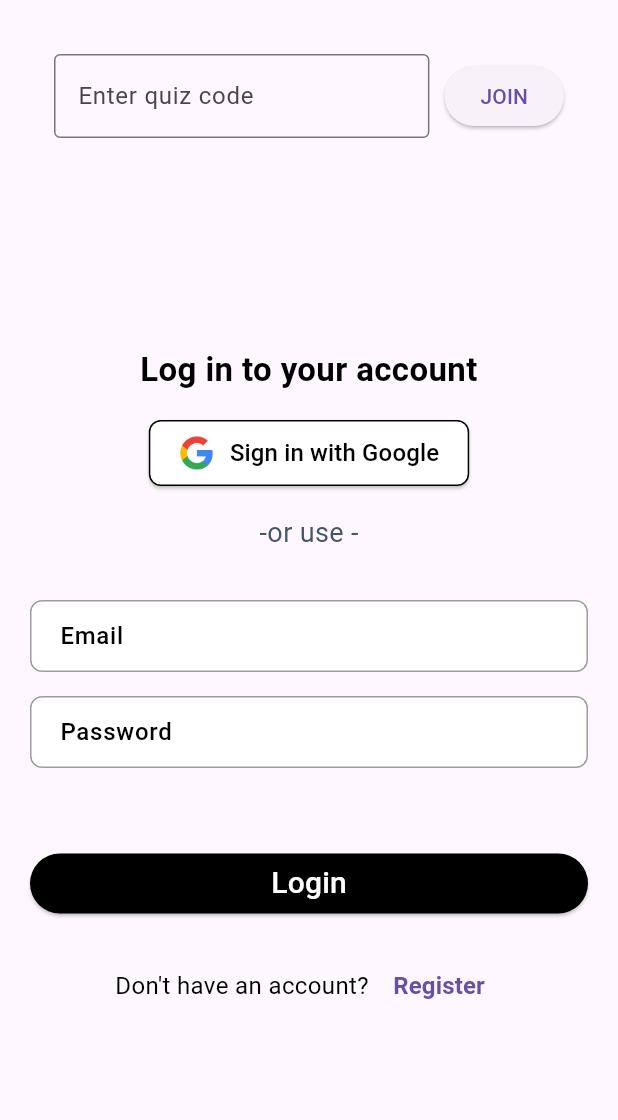
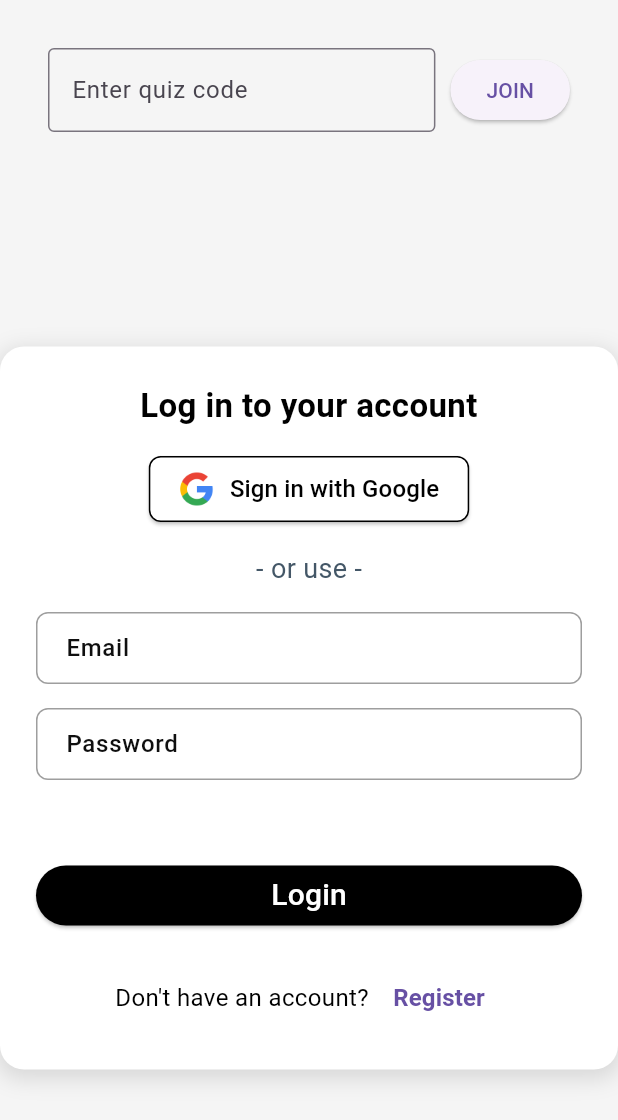
Before and after one commit to mazenhaouari40/quiz_app, a Flutter app: the screen it shows after launch, after a tap on "Get started", on a phone screen of 412 x 824 dp. Shown: the top 1120 px of the screen. Run offline on Flutter 3.47's test engine with Material 3 defaults, Android fonts, the phone set to English and light mode, and no system bars; our stand-ins replace cloud_firestore, firebase_auth, firebase_core, flutter_dotenv, fluttertoast; accounts and stored records are empty.

Commit message:
fix merge conflict

```diff
--- a/lib/login_register.dart
+++ b/lib/login_register.dart
@@ -129,7 +129,10 @@ class _LoginPageState extends State<LoginPage> {
   }) {
     return InputDecoration(
       labelText: title,
-      labelStyle: TextStyle(color: Colors.black, fontWeight: FontWeight.w500),
+      labelStyle: TextStyle(
+        color: const Color.fromARGB(255, 15, 15, 15),
+        fontWeight: FontWeight.w500,
+      ),
       border: OutlineInputBorder(borderRadius: BorderRadius.circular(8)),
       focusedBorder: OutlineInputBorder(
         borderRadius: BorderRadius.circular(8),
@@ -148,7 +151,7 @@ class _LoginPageState extends State<LoginPage> {
         borderSide: BorderSide(color: Colors.red, width: 1.5),
       ),
       filled: true,
-      fillColor: Colors.white, // Keeps the background clean
+      fillColor: Colors.white,
       contentPadding: EdgeInsets.symmetric(vertical: 12, horizontal: 16),
       suffixIcon: suffixIcon,
     );
@@ -157,17 +160,32 @@ class _LoginPageState extends State<LoginPage> {
   @override
   Widget build(BuildContext context) {
     return Scaffold(
-      body: Container(
-        padding: const EdgeInsets.all(20),
-        child: Column(
-          children: <Widget>[
-            // JoinQuizWidget at the top
-            Align(alignment: Alignment.topCenter, child: JoinQuizWidget()),
-            // Center the rest of the widgets
+      backgroundColor: const Color(0xFFF5F5F5), // Light gray background
+      body: Column(
+        crossAxisAlignment: CrossAxisAlignment.stretch,
+        children: [
+          // Sticky at the top
+          Padding(padding: const EdgeInsets.all(16.0), child: JoinQuizWidget()),
           Expanded(
             child: Center(
+              child: SingleChildScrollView(
+                child: Container(
+                  constraints: BoxConstraints(maxWidth: 600),
+                  padding: const EdgeInsets.all(24),
+                  decoration: BoxDecoration(
+                    color: Colors.white,
+                    borderRadius: BorderRadius.circular(16),
+                    boxShadow: [
+                      BoxShadow(
+                        color: Colors.black12,
+                        blurRadius: 12,
+                        spreadRadius: 2,
+                        offset: Offset(0, 4),
+                      ),
+                    ],
+                  ),
                   child: Column(
-                  mainAxisSize: MainAxisSize.min, // Ensures content is centered
+                    mainAxisSize: MainAxisSize.min,
                     crossAxisAlignment: CrossAxisAlignment.center,
                     children: <Widget>[
                       _title(),
@@ -175,31 +193,32 @@ class _LoginPageState extends State<LoginPage> {
                       GoogleSignInButton(onPressed: () {}),
                       SizedBox(height: 16),
                       Text(
-                      ' -or use - ',
+                        ' - or use - ',
                         style: TextStyle(
                           fontSize: 18,
-                        color: const Color.fromARGB(255, 68, 87, 103),
+                          color: Color.fromARGB(255, 68, 87, 103),
                         ),
                       ),
                       SizedBox(height: 16),
-                    if (!isLogin) _entryField('Full name', _controllerFullname),
-                    SizedBox(height: 16),
+                      if (!isLogin)
+                        _entryField('Full name', _controllerFullname),
+                      if (!isLogin) SizedBox(height: 16),
                       _entryField('Email', _controllerEmail),
                       SizedBox(height: 16),
-
                       _entryField('Password', _controllerPassword),
                       SizedBox(height: 16),
                       _errorMessage(),
-                    SizedBox(height: 16.0),
+                      SizedBox(height: 16),
                       _submitButton(),
-                    SizedBox(height: 20.0),
+                      SizedBox(height: 20),
                       _loginOrRegisterButton(),
                     ],
                   ),
                 ),
               ),
+            ),
+          ),
         ],
-        ),
       ),
     );
   }
--- a/lib/quiz_flow.dart
+++ b/lib/quiz_flow.dart
@@ -415,6 +415,7 @@ Future<void> _initializeData() async {
             } else {
               timer.cancel();
               if (!_isHost) {
+                print(timeuser);
                 _quizService.setscoreparticipant(
                   selectedAnswers,
                   widget.userId,
--- a/lib/start_page.dart
+++ b/lib/start_page.dart
@@ -12,22 +12,31 @@ class StartPage extends StatelessWidget {
   @override
   Widget build(BuildContext context) {
     return Scaffold(
+      backgroundColor: const Color(0xFFF5F5F5), // Light gray background
       appBar: customAppBar(title: "Quiz App", onLoginPressed: onStart),
-      body: Padding(
-        padding: EdgeInsets.all(20),
+      body: Column(
+        crossAxisAlignment: CrossAxisAlignment.stretch,
+        children: [
+          Padding(padding: const EdgeInsets.all(20.0), child: JoinQuizWidget()),
+          Expanded(
+            child: Center(
+              child: SingleChildScrollView(
+                child: Container(
+                  constraints: BoxConstraints(maxWidth: 600),
+                  padding: const EdgeInsets.all(20),
                   child: Column(
                     crossAxisAlignment: CrossAxisAlignment.center,
                     children: [
-            JoinQuizWidget(), // Input Form
-            SizedBox(height: 10),
-
                       // Title & Description
                       Text(
                         "How will you engage your audience?",
-              style: TextStyle(fontSize: 22, fontWeight: FontWeight.bold),
+                        style: TextStyle(
+                          fontSize: 22,
+                          fontWeight: FontWeight.bold,
+                        ),
                         textAlign: TextAlign.center,
                       ),
-            SizedBox(height: 10),
+                      SizedBox(height: 16),
                       Text(
                         "Transform presentations into engaging conversations with interactive polls for meetings and classrooms.",
                         textAlign: TextAlign.center,
@@ -37,35 +46,33 @@ class StartPage extends StatelessWidget {
                       // Buttons
                       ElevatedButton(
                         onPressed: onStart,
-              /*() {
-
-                Navigator.push(
-                  context,
-                  MaterialPageRoute(builder: (context) => const LoginPage()),
-                );
-              }*/
                         style: ElevatedButton.styleFrom(
-                backgroundColor: Colors.black, // Button background color
+                          backgroundColor: Colors.black,
                           padding: const EdgeInsets.symmetric(
                             horizontal: 30,
                             vertical: 20,
                           ),
                           shape: RoundedRectangleBorder(
-                  borderRadius: BorderRadius.circular(30), // Rounded edges
+                            borderRadius: BorderRadius.circular(30),
                           ),
                         ),
                         child: const Text(
                           "Get started",
                           style: TextStyle(
-                  color: Colors.white, // Text color
+                            color: Colors.white,
                             fontSize: 16,
                             fontWeight: FontWeight.normal,
                           ),
                         ),
                       ),
-            SizedBox(height: 10),
+                      SizedBox(height: 20),
                     ],
                   ),
+                ),
+              ),
+            ),
+          ),
+        ],
       ),
     );
   }
```
Also changed, not shown: lib/CreateQuizPage.dart (+33 -11 lines), lib/UpdateQuiz.dart (+16 -11 lines), lib/home_page.dart (+16 -6 lines), lib/widgets/custom_appbar.dart (+9 -5 lines). Lines whose indentation alone changed are shown as unchanged.
